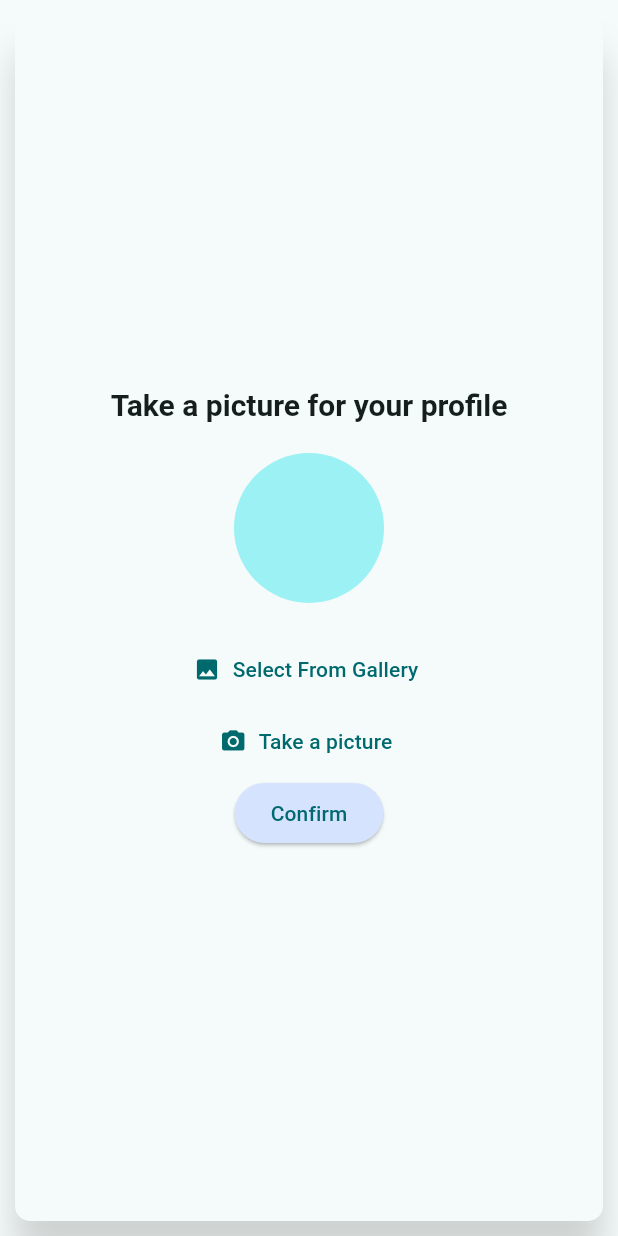
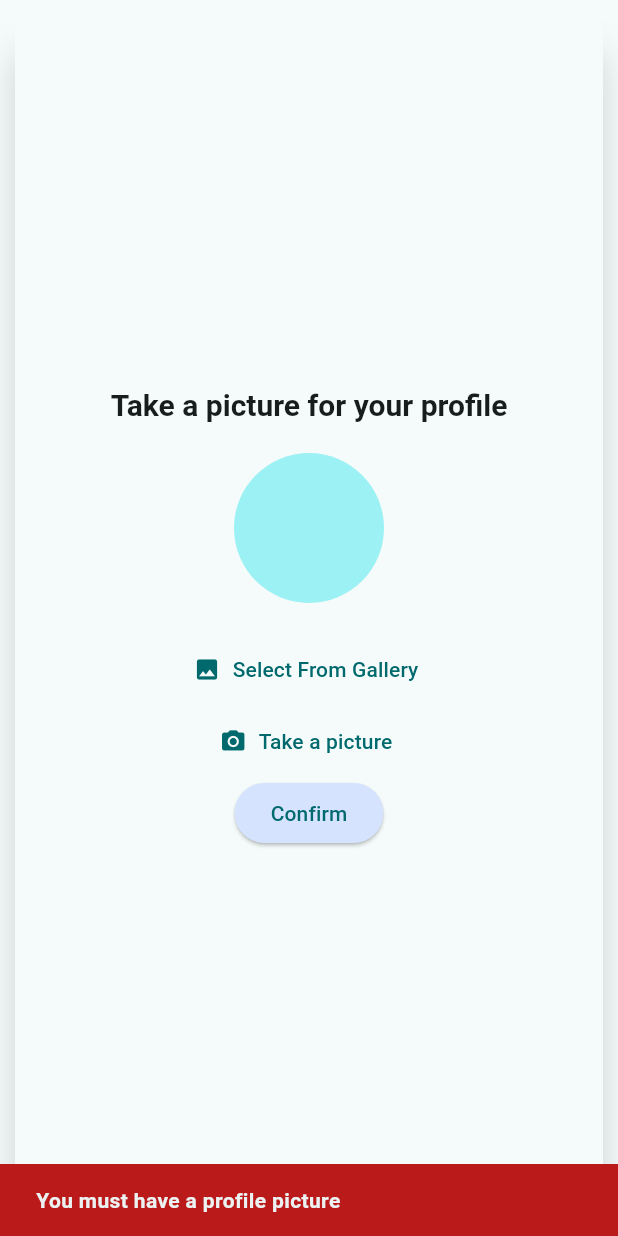
Before and after one commit to darcanj0/chat, a Flutter app: the UserImagePicker widget shown alone on an empty page, opened directly with empty values, after a tap on "Confirm", on a phone screen of 412 x 824 dp. Run offline on Flutter 3.47's test engine with Material 2 defaults, Android fonts, the phone set to English and light mode, and no system bars; our stand-ins replace image_picker.

Commit message:
feat: add error message for empty picture

```diff
--- a/lib/components/auth_form.dart
+++ b/lib/components/auth_form.dart
@@ -28,7 +28,7 @@ class _AuthFormState extends State<AuthForm>
     fromRightController = AnimationController(
         vsync: this, duration: const Duration(milliseconds: 300));
     toLeftController = AnimationController(
-        vsync: this, duration: const Duration(milliseconds: 200));
+        vsync: this, duration: const Duration(milliseconds: 300));
     toLeftAnimation = Tween<Offset>(
             begin: Offset.zero, end: const Offset(-5, 0))
         .animate(CurvedAnimation(parent: toLeftController, curve: Curves.ease));
--- a/lib/components/user_image_picker.dart
+++ b/lib/components/user_image_picker.dart
@@ -109,7 +109,20 @@ class _UserImagePickerState extends State<UserImagePicker> with ThemeConsumer {
                 (states) => getColorScheme(context).tertiaryContainer,
               )),
               onPressed: () {
-                widget.onFinish();
+                if (selectedImage == null) {
+                  ScaffoldMessenger.of(context).showSnackBar(
+                    SnackBar(
+                      content: const Text(
+                        'You must have a profile picture',
+                        style: TextStyle(fontWeight: FontWeight.bold),
+                      ),
+                      duration: const Duration(seconds: 2),
+                      backgroundColor: getColorScheme(context).error,
+                    ),
+                  );
+                } else {
+                  widget.onFinish();
+                }
               },
               child: const Text(
                 'Confirm',
```
